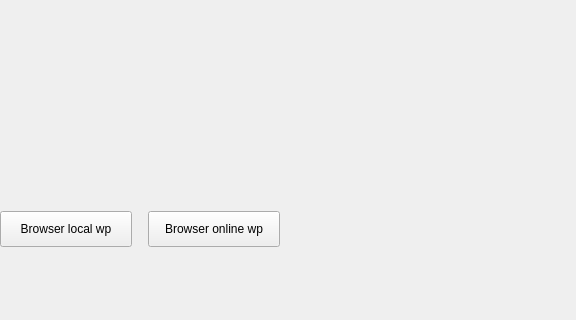
This is plugins/personalized/screenlock/screenlock.ui in ukui/ukui-control-center as Qt 5 draws it before an edit; both pictures show x 0 to 576 and y 685 to 1005 of the 673 by 1005 pixel window. The edited form follows.
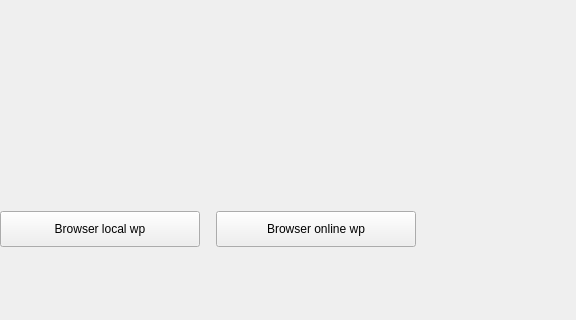
This is the edited form. Custom widgets are drawn as their Qt base class.

Diff of the .ui file:
```diff
--- a/plugins/personalized/screenlock/screenlock.ui
+++ b/plugins/personalized/screenlock/screenlock.ui
@@ -419,13 +419,13 @@
          <widget class="QPushButton" name="browserLocalwpBtn">
           <property name="minimumSize">
            <size>
-            <width>132</width>
+            <width>200</width>
             <height>36</height>
            </size>
           </property>
           <property name="maximumSize">
            <size>
-            <width>132</width>
+            <width>200</width>
             <height>36</height>
            </size>
           </property>
@@ -438,13 +438,13 @@
          <widget class="QPushButton" name="browserOnlinewpBtn">
           <property name="minimumSize">
            <size>
-            <width>132</width>
+            <width>200</width>
             <height>36</height>
            </size>
           </property>
           <property name="maximumSize">
            <size>
-            <width>132</width>
+            <width>200</width>
             <height>36</height>
            </size>
           </property>
```
